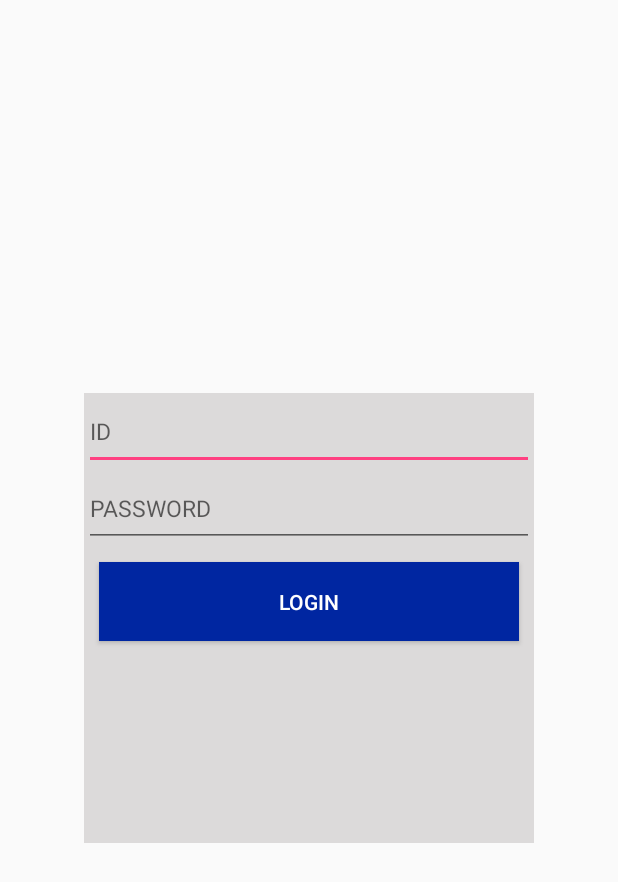
After one commit to hongmk/HybridTest, an Android app: the layout activity_login.xml on its own in the app's theme, with its tools: preview values and no code run, on a phone screen of 412 x 824 dp. The commit adds this screen. Shown: the top 882 px of the screen. Run offline under Robolectric (Android 15) with nearby library versions, the phone set to English and light mode, and no system bars.

Commit message:
Login <-> Nodejs

```diff
--- a/app/src/main/AndroidManifest.xml
+++ b/app/src/main/AndroidManifest.xml
@@ -2,9 +2,7 @@
 <manifest xmlns:android="http://schemas.android.com/apk/res/android"
     package="com.hongmk.hybridtest">
 
-    <uses-permission android:name="android.permission.INTERNET">
-
-    </uses-permission>
+    <uses-permission android:name="android.permission.INTERNET"></uses-permission>
 
     <application
         android:allowBackup="true"
@@ -20,6 +18,7 @@
                 <category android:name="android.intent.category.LAUNCHER" />
             </intent-filter>
         </activity>
+        <activity android:name=".LoginActivity"></activity>
     </application>
 
 </manifest>
--- /dev/null
+++ b/app/src/main/res/layout/activity_login.xml
@@ -0,0 +1,43 @@
+<?xml version="1.0" encoding="utf-8"?>
+<RelativeLayout xmlns:android="http://schemas.android.com/apk/res/android"
+    xmlns:app="http://schemas.android.com/apk/res-auto"
+    xmlns:tools="http://schemas.android.com/tools"
+    android:layout_width="match_parent"
+    android:layout_height="match_parent"
+    tools:context="com.hongmk.hybridtest.LoginActivity"
+    android:gravity="center">
+
+    <LinearLayout
+        android:layout_width="300dp"
+        android:layout_height="300dp"
+        android:background="#dcdada"
+        android:orientation="vertical"
+        android:weightSum="15">
+
+        <EditText
+            android:id="@+id/login_id"
+            android:layout_width="match_parent"
+            android:layout_height="wrap_content"
+            android:hint="ID"
+            android:textSize="15dp"
+            android:layout_weight="1"/>
+
+        <EditText
+            android:id="@+id/login_password"
+            android:layout_width="match_parent"
+            android:layout_height="wrap_content"
+            android:hint="PASSWORD"
+            android:textSize="15dp"
+            android:layout_weight="1"/>
+
+        <Button
+            android:layout_width="match_parent"
+            android:layout_height="wrap_content"
+            android:text="LOGIN"
+            android:layout_margin="10dp"
+            android:background="#0026a1"
+            android:layout_weight="0.5"
+            android:textColor="#ffffff"
+            android:onClick="login"/>
+    </LinearLayout>
+</RelativeLayout>
```
Also changed, not shown: app/src/main/java/com/hongmk/hybridtest/LoginActivity.java (added, +151 -0 lines), app/src/main/java/com/hongmk/hybridtest/MainActivity.java (+37 -17 lines), app/src/main/res/layout/activity_main.xml (+24 -5 lines).
